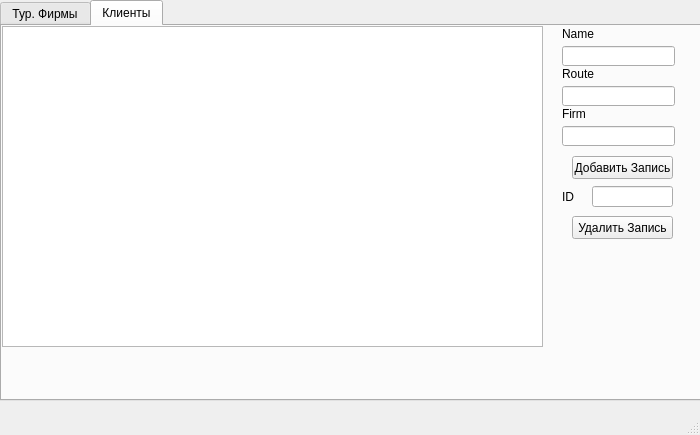
Qt form DaniklasLab/DaniklasLab7/mainwindow.ui (Sadles1/Cpp) before a commit.
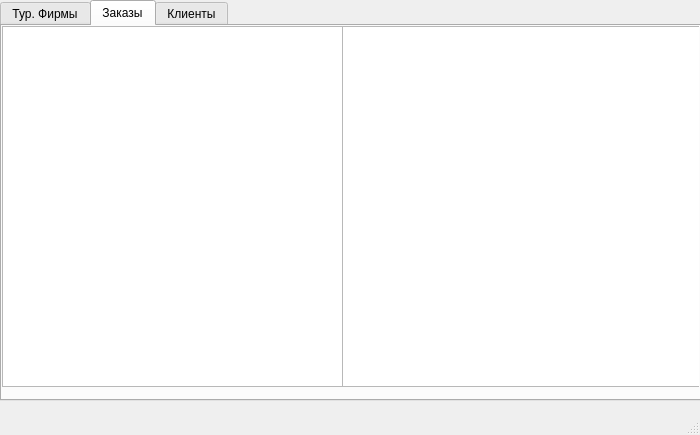
The same form after that commit.

```diff
--- a/DaniklasLab/DaniklasLab7/mainwindow.ui
+++ b/DaniklasLab/DaniklasLab7/mainwindow.ui
@@ -213,6 +213,31 @@
       </property>
      </widget>
     </widget>
+    <widget class="QWidget" name="tab_3">
+     <attribute name="title">
+      <string>Заказы</string>
+     </attribute>
+     <widget class="QTableView" name="tableView_3">
+      <property name="geometry">
+       <rect>
+        <x>0</x>
+        <y>0</y>
+        <width>341</width>
+        <height>361</height>
+       </rect>
+      </property>
+     </widget>
+     <widget class="QTableView" name="tableView_4">
+      <property name="geometry">
+       <rect>
+        <x>340</x>
+        <y>0</y>
+        <width>361</width>
+        <height>361</height>
+       </rect>
+      </property>
+     </widget>
+    </widget>
     <widget class="QWidget" name="tab_2">
      <attribute name="title">
       <string>Клиенты</string>
@@ -222,7 +247,7 @@
        <rect>
         <x>0</x>
         <y>0</y>
-        <width>541</width>
+        <width>551</width>
         <height>321</height>
        </rect>
       </property>
```
